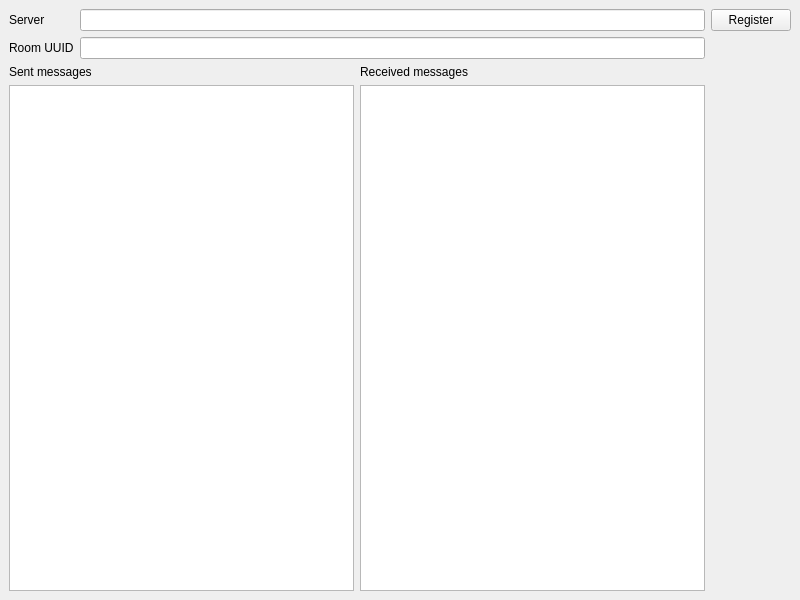
First picture: the form in simulator/simulatormainwindow.ui, repository toptan/paso, before the edit.
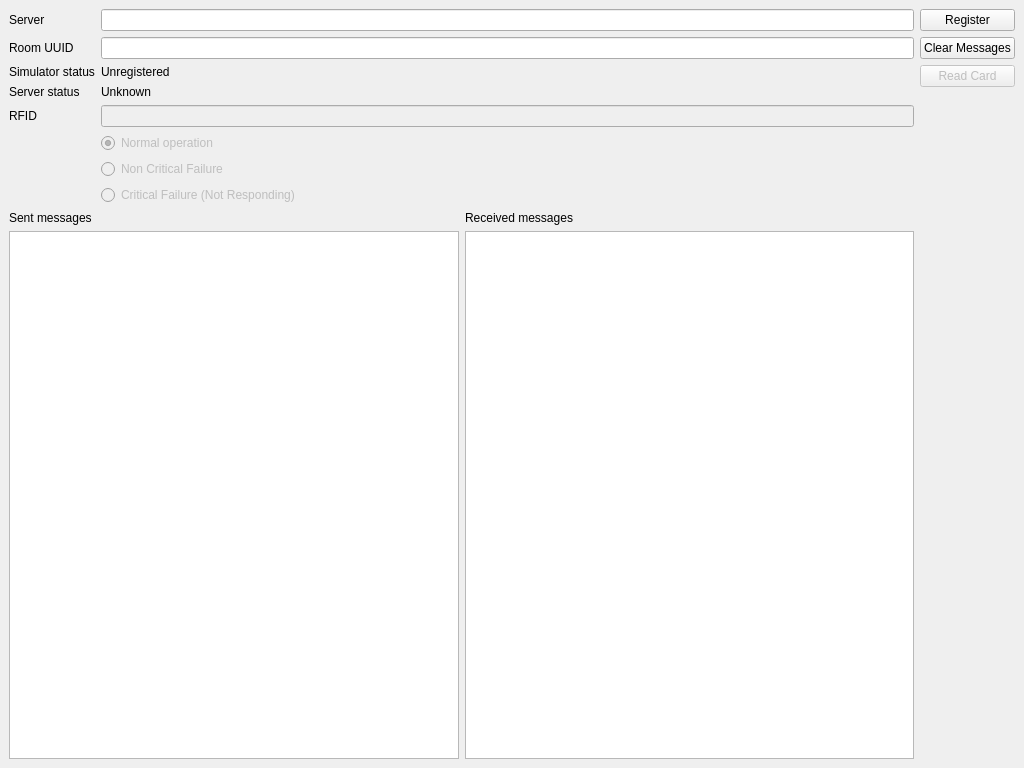
Second picture: the form after the edit.

Commit message: Finished simulator registration

Patch:
```diff
--- a/simulator/simulatormainwindow.ui
+++ b/simulator/simulatormainwindow.ui
@@ -6,8 +6,8 @@
    <rect>
     <x>0</x>
     <y>0</y>
-    <width>800</width>
-    <height>600</height>
+    <width>1024</width>
+    <height>768</height>
    </rect>
   </property>
   <property name="windowTitle">
@@ -19,19 +19,6 @@
      <layout class="QVBoxLayout" name="verticalLayout_3">
       <item>
        <layout class="QFormLayout" name="formLayout">
-        <item row="1" column="0">
-         <widget class="QLabel" name="label">
-          <property name="text">
-           <string>Room UUID</string>
-          </property>
-          <property name="buddy">
-           <cstring>uuidEdit</cstring>
-          </property>
-         </widget>
-        </item>
-        <item row="1" column="1">
-         <widget class="QLineEdit" name="uuidEdit"/>
-        </item>
         <item row="0" column="0">
          <widget class="QLabel" name="label_4">
           <property name="text">
@@ -45,6 +32,103 @@
         <item row="0" column="1">
          <widget class="QLineEdit" name="serverEdit"/>
         </item>
+        <item row="2" column="1">
+         <widget class="QLineEdit" name="uuidEdit"/>
+        </item>
+        <item row="4" column="0">
+         <widget class="QLabel" name="label_5">
+          <property name="text">
+           <string>Simulator status</string>
+          </property>
+         </widget>
+        </item>
+        <item row="4" column="1">
+         <widget class="QLabel" name="statusLabel">
+          <property name="text">
+           <string>Unregistered</string>
+          </property>
+         </widget>
+        </item>
+        <item row="6" column="0">
+         <widget class="QLabel" name="label_6">
+          <property name="text">
+           <string>RFID</string>
+          </property>
+         </widget>
+        </item>
+        <item row="6" column="1">
+         <widget class="QLineEdit" name="cardEdit">
+          <property name="enabled">
+           <bool>false</bool>
+          </property>
+         </widget>
+        </item>
+        <item row="2" column="0">
+         <widget class="QLabel" name="label">
+          <property name="text">
+           <string>Room UUID</string>
+          </property>
+          <property name="buddy">
+           <cstring>uuidEdit</cstring>
+          </property>
+         </widget>
+        </item>
+        <item row="7" column="1">
+         <widget class="QRadioButton" name="normalRadioButton">
+          <property name="enabled">
+           <bool>false</bool>
+          </property>
+          <property name="text">
+           <string>Normal operation</string>
+          </property>
+          <property name="checked">
+           <bool>true</bool>
+          </property>
+          <attribute name="buttonGroup">
+           <string notr="true">operationModeGroup</string>
+          </attribute>
+         </widget>
+        </item>
+        <item row="8" column="1">
+         <widget class="QRadioButton" name="nonCritialFailureRadioButton">
+          <property name="enabled">
+           <bool>false</bool>
+          </property>
+          <property name="text">
+           <string>Non Critical Failure</string>
+          </property>
+          <attribute name="buttonGroup">
+           <string notr="true">operationModeGroup</string>
+          </attribute>
+         </widget>
+        </item>
+        <item row="9" column="1">
+         <widget class="QRadioButton" name="criticalFailureRadioButton">
+          <property name="enabled">
+           <bool>false</bool>
+          </property>
+          <property name="text">
+           <string>Critical Failure (Not Responding)</string>
+          </property>
+          <attribute name="buttonGroup">
+           <string notr="true">operationModeGroup</string>
+          </attribute>
+         </widget>
+        </item>
+        <item row="5" column="0">
+         <widget class="QLabel" name="label_7">
+          <property name="text">
+           <string>Server status</string>
+          </property>
+         </widget>
+        </item>
+        <item row="5" column="1">
+         <widget class="QLabel" name="serverLabel">
+          <property name="text">
+           <string>Unknown</string>
+          </property>
+         </widget>
+        </item>
        </layout>
       </item>
       <item>
@@ -59,7 +143,11 @@
            </widget>
           </item>
           <item>
-           <widget class="QPlainTextEdit" name="sentMessagesEdit"/>
+           <widget class="QPlainTextEdit" name="sentMessagesEdit">
+            <property name="readOnly">
+             <bool>true</bool>
+            </property>
+           </widget>
           </item>
          </layout>
         </item>
@@ -73,7 +161,11 @@
            </widget>
           </item>
           <item>
-           <widget class="QPlainTextEdit" name="receivedMessagesEdit"/>
+           <widget class="QPlainTextEdit" name="receivedMessagesEdit">
+            <property name="readOnly">
+             <bool>true</bool>
+            </property>
+           </widget>
           </item>
          </layout>
         </item>
@@ -90,6 +182,23 @@
         </property>
        </widget>
       </item>
+      <item>
+       <widget class="QPushButton" name="clearButton">
+        <property name="text">
+         <string>Clear Messages</string>
+        </property>
+       </widget>
+      </item>
+      <item>
+       <widget class="QPushButton" name="readCardButton">
+        <property name="enabled">
+         <bool>false</bool>
+        </property>
+        <property name="text">
+         <string>Read Card</string>
+        </property>
+       </widget>
+      </item>
       <item>
        <spacer name="verticalSpacer">
         <property name="orientation">
```
Left out of the diff: 48 changed lines with no effect on the pictures. The commit also changes 13 other files.
